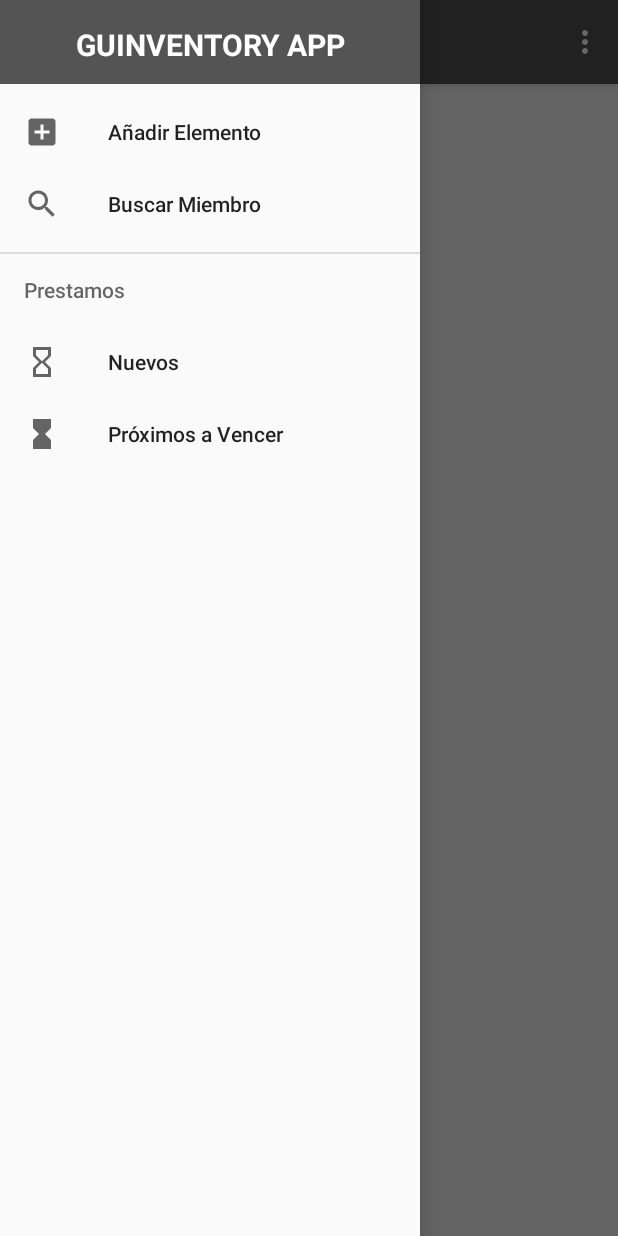
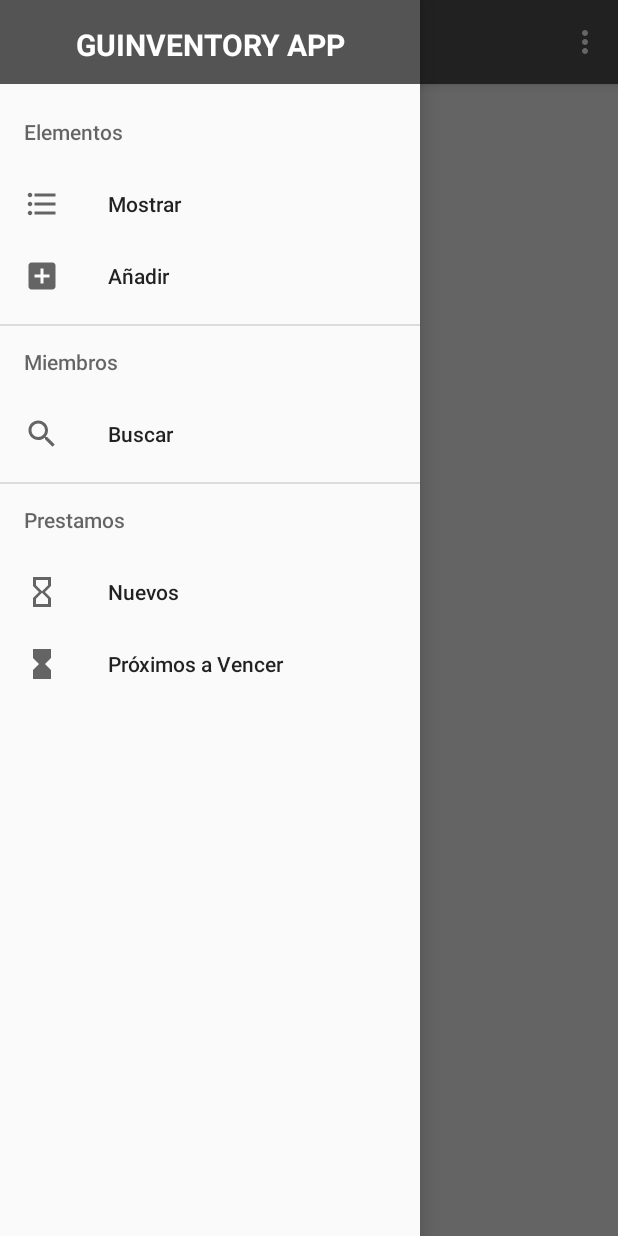
Before and after one commit to Canario0/SMov, an Android app: the screen it shows after launch (item_list before the commit, home after it), with the side drawer open, on a phone screen of 412 x 824 dp. Run offline under Robolectric (Android 15) with nearby library versions, the phone set to English and light mode, and no system bars.

Commit message:
Falta arrglar el fragment list

```diff
--- a/app/src/main/AndroidManifest.xml
+++ b/app/src/main/AndroidManifest.xml
@@ -12,7 +12,7 @@
         android:theme="@style/AppTheme"
         tools:ignore="GoogleAppIndexingWarning">
         <activity
-            android:name=".item_list"
+            android:name=".activities.home"
             android:label="@string/app_name"
             android:theme="@style/AppTheme.NoActionBar">
             <intent-filter>
@@ -21,6 +21,7 @@
                 <category android:name="android.intent.category.LAUNCHER" />
             </intent-filter>
         </activity>
+        <activity android:name=".activities.SettingsActivity"></activity>
     </application>
 
 </manifest>
--- a/app/src/main/java/com/gui/inventoryapp/item_list.java
+++ b/app/src/main/java/com/gui/inventoryapp/activities/home.java
@@ -1,9 +1,7 @@
-package com.gui.inventoryapp;
+package com.gui.inventoryapp.activities;
 
+import android.content.Intent;
 import android.os.Bundle;
-import android.support.design.widget.FloatingActionButton;
-import android.support.design.widget.Snackbar;
-import android.view.View;
 import android.support.design.widget.NavigationView;
 import android.support.v4.view.GravityCompat;
 import android.support.v4.widget.DrawerLayout;
@@ -14,9 +12,10 @@ import android.view.Menu;
 import android.view.MenuItem;
 import android.widget.TextView;
 
-public class item_list extends AppCompatActivity
+import com.gui.inventoryapp.R;
+
+public class home extends AppCompatActivity
         implements NavigationView.OnNavigationItemSelectedListener {
-    private TextView my_text;
     @Override
     protected void onCreate(Bundle savedInstanceState) {
         super.onCreate(savedInstanceState);
@@ -34,7 +33,6 @@ public class item_list extends AppCompatActivity
         NavigationView navigationView = (NavigationView) findViewById(R.id.nav_view);
         navigationView.setNavigationItemSelectedListener(this);
 
-        my_text= findViewById(R.id.text_example);
     }
 
     @Override
@@ -63,6 +61,7 @@ public class item_list extends AppCompatActivity
 
         //noinspection SimplifiableIfStatement
         if (id == R.id.action_settings) {
+            startActivity(new Intent(this, SettingsActivity.class));
             return true;
         }
 
@@ -76,15 +75,9 @@ public class item_list extends AppCompatActivity
         int id = item.getItemId();
 
         if (id == R.id.add_item) {
-            // Handle the camera action
-            my_text.setText("Hello from Añadir Elemento");
         } else if (id == R.id.search_member) {
-            my_text.setText("Hello from Buscar Elemento");
         } else if (id == R.id.new_checkouts) {
-            my_text.setText("Hello from Nuevos Prestamos");
         } else if (id == R.id.close_to_end_checkouts) {
-            my_text.setText("Hello from Proximos a Vencer");
-
         }
 
         DrawerLayout drawer = (DrawerLayout) findViewById(R.id.drawer_layout);
--- /dev/null
+++ b/app/src/main/res/drawable/ic_format_list_bulleted.xml
@@ -0,0 +1,9 @@
+<vector xmlns:android="http://schemas.android.com/apk/res/android"
+        android:width="24dp"
+        android:height="24dp"
+        android:viewportWidth="24.0"
+        android:viewportHeight="24.0">
+    <path
+        android:fillColor="#FF000000"
+        android:pathData="M4,10.5c-0.83,0 -1.5,0.67 -1.5,1.5s0.67,1.5 1.5,1.5 1.5,-0.67 1.5,-1.5 -0.67,-1.5 -1.5,-1.5zM4,4.5c-0.83,0 -1.5,0.67 -1.5,1.5S3.17,7.5 4,7.5 5.5,6.83 5.5,6 4.83,4.5 4,4.5zM4,16.5c-0.83,0 -1.5,0.68 -1.5,1.5s0.68,1.5 1.5,1.5 1.5,-0.68 1.5,-1.5 -0.67,-1.5 -1.5,-1.5zM7,19h14v-2L7,17v2zM7,13h14v-2L7,11v2zM7,5v2h14L21,5L7,5z"/>
+</vector>
--- a/app/src/main/res/layout/app_bar_item_list.xml
+++ b/app/src/main/res/layout/app_bar_item_list.xml
@@ -4,7 +4,7 @@
     xmlns:tools="http://schemas.android.com/tools"
     android:layout_width="match_parent"
     android:layout_height="match_parent"
-    tools:context=".item_list">
+    tools:context=".activities.home">
 
     <android.support.design.widget.AppBarLayout
         android:layout_width="match_parent"
@@ -19,7 +19,6 @@
             app:popupTheme="@style/AppTheme.PopupOverlay" />
 
     </android.support.design.widget.AppBarLayout>
-
     <include layout="@layout/content_item_list" />
 
 </android.support.design.widget.CoordinatorLayout>
--- a/app/src/main/res/menu/activity_item_list_drawer.xml
+++ b/app/src/main/res/menu/activity_item_list_drawer.xml
@@ -4,29 +4,42 @@
     tools:showIn="navigation_view">
 
     <group android:checkableBehavior="single">
+        <item android:title="Elementos">
+            <menu>
+                <item
+                    android:id="@+id/item_list"
+                    android:checkable="true"
+                    android:icon="@drawable/ic_format_list_bulleted"
+                    android:title="Mostrar" />
                 <item
                     android:id="@+id/add_item"
+                    android:checkable="true"
                     android:icon="@drawable/ic_add_box"
-            android:title="Añadir Elemento"
-            android:checkable="true"/>
+                    android:title="Añadir" />
+            </menu>
+        </item>
+        <item android:title="Miembros">
+            <menu>
                 <item
                     android:id="@+id/search_member"
+                    android:checkable="true"
                     android:icon="@drawable/ic_search"
-            android:title="Buscar Miembro"
-            android:checkable="true"/>
+                    android:title="Buscar" />
+            </menu>
+        </item>
 
         <item android:title="Prestamos">
             <menu>
                 <item
                     android:id="@+id/new_checkouts"
+                    android:checkable="true"
                     android:icon="@drawable/ic_hourglass_empty"
-                    android:title="Nuevos"
-                    android:checkable="true"/>
+                    android:title="Nuevos" />
                 <item
                     android:id="@+id/close_to_end_checkouts"
+                    android:checkable="true"
                     android:icon="@drawable/ic_hourglass_full"
-                    android:title="Próximos a Vencer"
-                    android:checkable="true"/>
+                    android:title="Próximos a Vencer" />
             </menu>
         </item>
     </group>
```
Also changed, not shown: app/src/main/java/com/gui/inventoryapp/activities/SettingsActivity.java (added, +26 -0 lines), app/src/main/java/com/gui/inventoryapp/fragments/ItemList.java (added, +70 -0 lines), app/src/main/java/com/gui/inventoryapp/fragments/SettingsFragment.java (added, +27 -0 lines), app/src/main/java/com/gui/inventoryapp/itemMock.java (added, +11 -0 lines), app/src/main/res/layout/content_item_list.xml (+4 -13 lines), app/src/main/res/layout/item.xml (added, +28 -0 lines), app/src/main/res/values/strings.xml (+79 -1 lines), app/src/main/res/xml/settings.xml (added, +7 -0 lines). Lines whose indentation alone changed are shown as unchanged.
